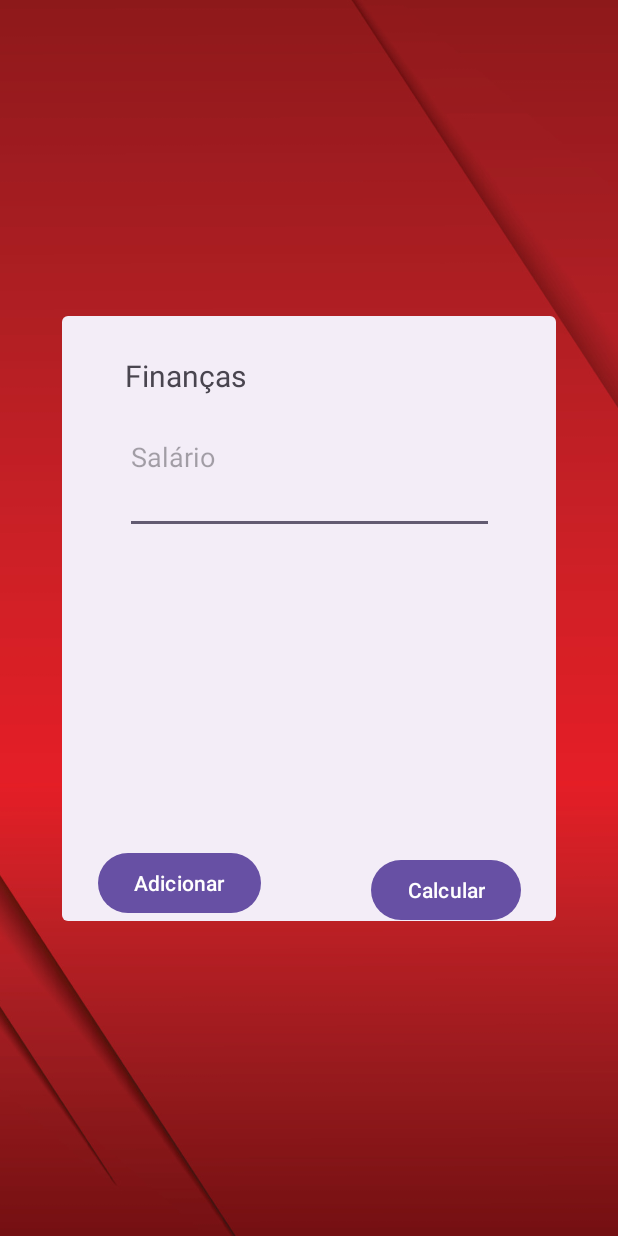
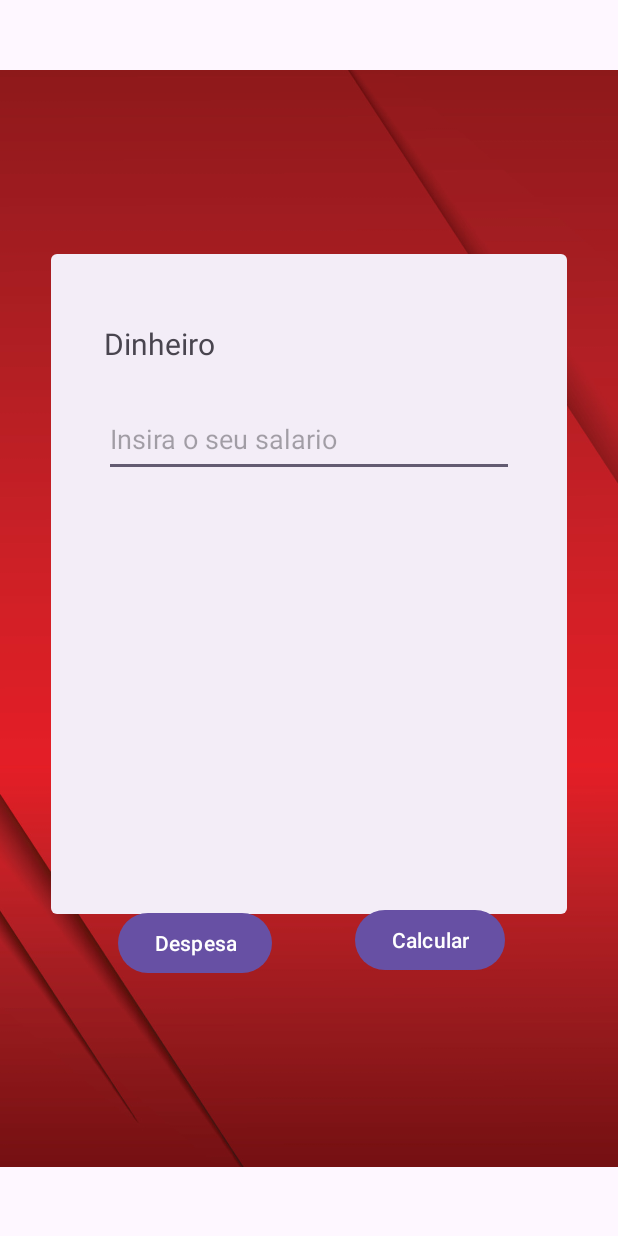
Before and after one commit to Paulo395/Financas, an Android app: the FinancaActivity screen opened directly, with no data from a screen before it, on a phone screen of 412 x 824 dp. Run offline under Robolectric (Android 15) with nearby library versions, the phone set to English and light mode, and no system bars.

Commit message:
Layout Estavel

```diff
--- a/app/src/main/java/com/example/financas/DespesaActivity.kt
+++ b/app/src/main/java/com/example/financas/DespesaActivity.kt
@@ -41,14 +41,11 @@ class DespesaActivity : AppCompatActivity() {
 
             // Limpa o campo de entrada
             valorGastoEditText.text.clear()
-
-            //Exibe o total de gastos em tela
             txtTotalGastos.text = totalGastos.toString()
         }
     }
 
     private fun retornarValor() {
-        // Passa o total de gastos para a FinancaActivity
         val intent = Intent(this, FinancaActivity::class.java)
         intent.putExtra("totalGastos", totalGastos)
         startActivity(intent)
--- a/app/src/main/java/com/example/financas/FinancaActivity.kt
+++ b/app/src/main/java/com/example/financas/FinancaActivity.kt
@@ -12,8 +12,6 @@ class FinancaActivity : AppCompatActivity() {
     private lateinit var btnCalcular: Button
     private lateinit var salario: EditText
     private lateinit var txtResultado: TextView
-
-    // Variável para armazenar o valor total de gastos
     private var totalGastos: Double = 0.0
 
     override fun onCreate(savedInstanceState: Bundle?) {
@@ -25,7 +23,7 @@ class FinancaActivity : AppCompatActivity() {
         salario = findViewById(R.id.editSalario)
         txtResultado = findViewById(R.id.txtResultado)
 
-        // Verifica se há dados extras na intent (valor total de gastos da DespesaActivity)
+        // Verifica se há dados extras na intent
         val extras = intent.extras
         if (extras != null && extras.containsKey("totalGastos")) {
             totalGastos = extras.getDouble("totalGastos")
@@ -52,7 +50,7 @@ class FinancaActivity : AppCompatActivity() {
 
             // Lógica para recomendação com base nos gastos
             if(totalGastos == 0.0){
-                mensagem = "Você não teve gastos esse mês, continue assim."
+                mensagem = "Você não cadastrou nenhuma despesa!."
             } else {
                 recomendacao = when {
                     totalGastos == 0.0 -> "Você não teve gastos esse mês, continue assim."
--- a/app/src/main/java/com/example/financas/MainActivity.kt
+++ b/app/src/main/java/com/example/financas/MainActivity.kt
@@ -37,8 +37,8 @@ class MainActivity : AppCompatActivity() {
     }
 
     private fun validarCredenciais(nomeUsuario: String, senha: String): Boolean {
-        val usuarioCorreto = "a"
-        val senhaCorreta = "a"
+        val usuarioCorreto = ""
+        val senhaCorreta = ""
         return nomeUsuario == usuarioCorreto && senha == senhaCorreta
     }
 }
--- a/app/src/main/res/layout/activity_financa.xml
+++ b/app/src/main/res/layout/activity_financa.xml
@@ -6,10 +6,11 @@
     android:layout_height="match_parent"
     tools:context=".FinancaActivity">
 
+
     <ImageView
         android:id="@+id/backgroundImage"
         android:layout_width="0dp"
-        android:layout_height="0dp"
+        android:layout_height="731dp"
         android:scaleType="centerCrop"
         android:src="@drawable/background"
         app:layout_constraintBottom_toBottomOf="parent"
@@ -20,77 +21,77 @@
     <ImageView
         android:id="@+id/imageView2"
         android:layout_width="0dp"
-        android:layout_height="403dp"
-        android:layout_marginStart="41dp"
-        android:layout_marginEnd="41dp"
-        app:layout_constraintBottom_toBottomOf="parent"
+        android:layout_height="440dp"
+        android:layout_marginStart="34dp"
+        android:layout_marginTop="146dp"
+        android:layout_marginEnd="34dp"
+        android:layout_marginBottom="145dp"
+        app:layout_constraintBottom_toBottomOf="@+id/backgroundImage"
         app:layout_constraintEnd_toEndOf="parent"
         app:layout_constraintStart_toStartOf="parent"
         app:layout_constraintTop_toTopOf="parent"
         app:srcCompat="?attr/popupMenuBackground" />
 
     <TextView
-        android:id="@+id/textView"
+        android:id="@+id/textView2"
         android:layout_width="wrap_content"
         android:layout_height="wrap_content"
-        android:layout_marginStart="83dp"
-        android:layout_marginTop="205dp"
-        android:layout_marginEnd="83dp"
-        android:layout_marginBottom="269dp"
-        android:text="Finanças"
+        android:layout_marginTop="46dp"
+        android:text="Dinheiro"
         android:textSize="20dp"
+        app:layout_constraintStart_toStartOf="@+id/editSalario"
+        app:layout_constraintTop_toTopOf="@+id/imageView2" />
+
+    <EditText
+        android:id="@+id/editSalario"
+        android:layout_width="0dp"
+        android:layout_height="50dp"
+        android:layout_marginStart="69dp"
+        android:layout_marginTop="25dp"
+        android:layout_marginEnd="69dp"
+        android:hint="Insira o seu salario"
+        android:inputType="numberDecimal"
+        app:layout_constraintEnd_toEndOf="parent"
+        app:layout_constraintStart_toStartOf="parent"
+        app:layout_constraintTop_toBottomOf="@+id/textView2" />
+
+    <TextView
+        android:id="@+id/txtResultado"
+        android:layout_width="275dp"
+        android:layout_height="101dp"
+        android:layout_marginStart="40dp"
+        android:layout_marginTop="356dp"
+        android:layout_marginBottom="88dp"
         app:layout_constraintBottom_toTopOf="@+id/btnDespesa"
-        app:layout_constraintEnd_toStartOf="@+id/btnCalcular"
-        app:layout_constraintStart_toStartOf="parent"
-        app:layout_constraintTop_toTopOf="parent" />
+        app:layout_constraintStart_toStartOf="@+id/imageView2"
+        app:layout_constraintTop_toTopOf="parent"
+        app:layout_constraintVertical_bias="0.04" />
 
     <Button
         android:id="@+id/btnDespesa"
         android:layout_width="wrap_content"
         android:layout_height="wrap_content"
-        android:layout_marginStart="67dp"
-        android:layout_marginEnd="75dp"
-        android:layout_marginBottom="180dp"
-        android:text="Adicionar"
+        android:layout_marginStart="69dp"
+        android:layout_marginEnd="46dp"
+        android:layout_marginBottom="163dp"
+        android:text="Despesa"
         app:layout_constraintBottom_toBottomOf="parent"
         app:layout_constraintEnd_toStartOf="@+id/btnCalcular"
         app:layout_constraintStart_toStartOf="parent"
-        app:layout_constraintTop_toBottomOf="@+id/textView" />
+        app:layout_constraintTop_toBottomOf="@+id/editSalario"
+        app:layout_constraintVertical_bias="0.973" />
 
     <Button
         android:id="@+id/btnCalcular"
         android:layout_width="wrap_content"
         android:layout_height="wrap_content"
+        android:layout_marginEnd="66dp"
+        android:layout_marginBottom="163dp"
         android:text="Calcular"
         app:layout_constraintBottom_toBottomOf="parent"
         app:layout_constraintEnd_toEndOf="parent"
-        app:layout_constraintHorizontal_bias="0.793"
-        app:layout_constraintStart_toStartOf="parent"
-        app:layout_constraintTop_toTopOf="parent"
-        app:layout_constraintVertical_bias="0.734" />
-
-    <EditText
-        android:id="@+id/editSalario"
-        android:layout_width="246dp"
-        android:layout_height="0dp"
-        android:layout_marginTop="253dp"
-        android:layout_marginBottom="44dp"
-        android:ems="10"
-        android:hint="Salário"
-        android:inputType="numberDecimal"
-        app:layout_constraintBottom_toTopOf="@+id/txtResultado"
-        app:layout_constraintEnd_toEndOf="parent"
-        app:layout_constraintStart_toStartOf="parent"
-        app:layout_constraintTop_toTopOf="parent" />
-
-    <TextView
-        android:id="@+id/txtResultado"
-        android:layout_width="246dp"
-        android:layout_height="0dp"
-        android:layout_marginBottom="67dp"
-        app:layout_constraintBottom_toTopOf="@+id/btnCalcular"
-        app:layout_constraintEnd_toEndOf="parent"
-        app:layout_constraintStart_toStartOf="parent"
-        app:layout_constraintTop_toBottomOf="@+id/editSalario" />
+        app:layout_constraintStart_toEndOf="@+id/btnDespesa"
+        app:layout_constraintTop_toBottomOf="@+id/txtResultado"
+        app:layout_constraintVertical_bias="0.936" />
 
 </androidx.constraintlayout.widget.ConstraintLayout>
```
Also changed, not shown: app/src/main/res/layout/activity_despesa.xml (+33 -31 lines), 1 other file.
